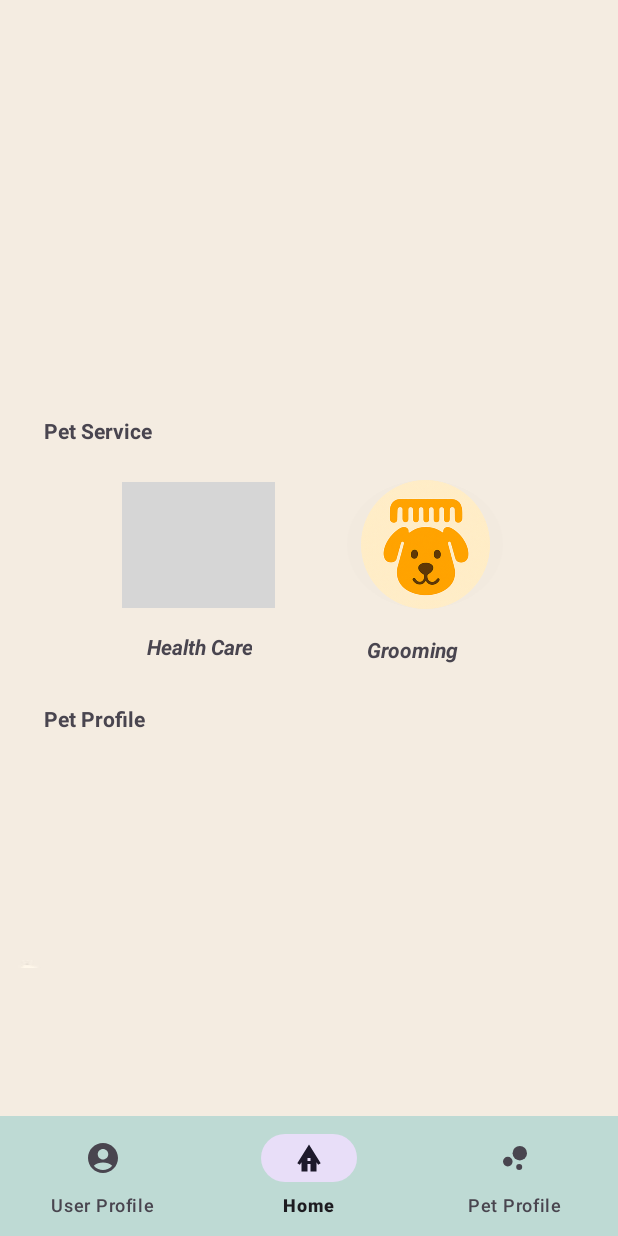
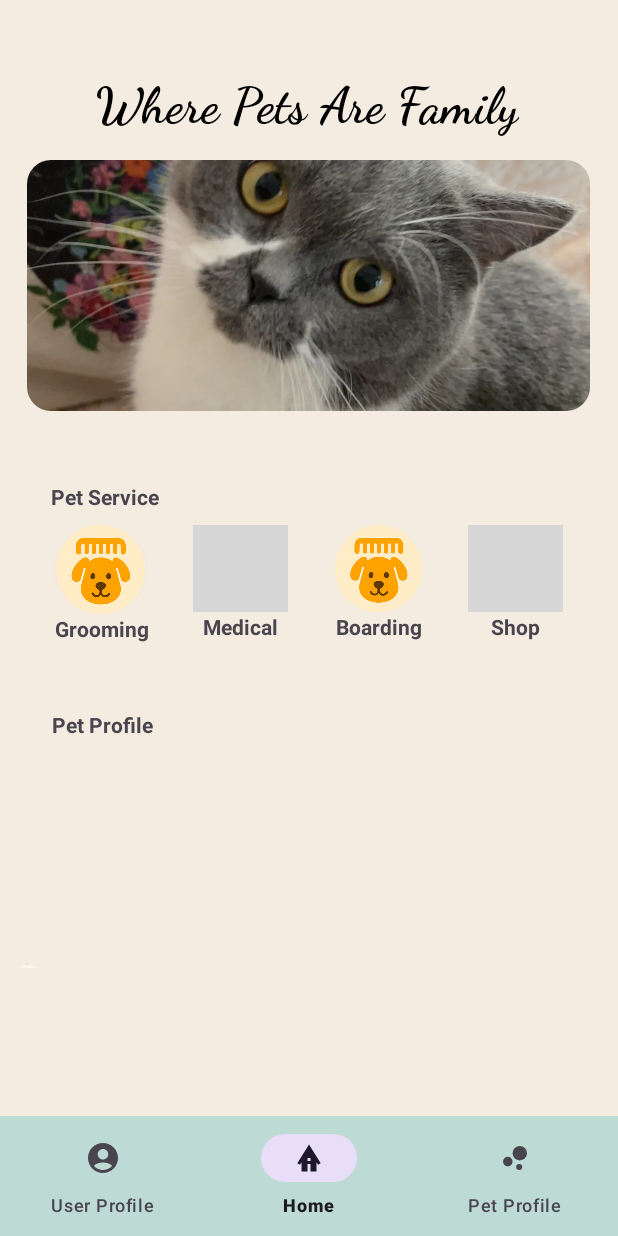
Before and after one commit to MaccaRinn/Mobile_app, an Android app: the screen it shows after launch (HomeActivity), on a phone screen of 412 x 824 dp. Run offline under Robolectric (Android 15) with nearby library versions, the phone set to English and light mode, and no system bars; our stand-ins replace Firebase (no records; nobody signed in at launch, a user with empty details on screens opened directly); grey boxes are pictures that could not be loaded.

Commit message:
fix fragment_home + add activity_grooming

```diff
--- a/app/src/main/res/layout/fragment_home.xml
+++ b/app/src/main/res/layout/fragment_home.xml
@@ -12,14 +12,159 @@
         android:layout_height="match_parent">
 
         <TextView
+            android:id="@+id/toolbar_title"
+            android:layout_width="wrap_content"
+            android:layout_height="wrap_content"
+            android:layout_gravity="center"
+            android:layout_marginTop="4dp"
+            android:fontFamily="cursive"
+            android:text="Where Pets Are Family"
+            android:textColor="@android:color/black"
+            android:textSize="33sp"
+            android:textStyle="bold"
+            app:layout_constraintEnd_toEndOf="parent"
+            app:layout_constraintHorizontal_bias="0.496"
+            app:layout_constraintStart_toStartOf="parent"
+            app:layout_constraintTop_toTopOf="parent" />
+
+        <ViewFlipper
+            android:id="@+id/viewFlipper"
+            android:layout_width="375dp"
+            android:layout_height="167dp"
+            android:layout_marginTop="16dp"
+            android:autoStart="true"
+            android:background="@drawable/rounded_background"
+            android:clipToOutline="true"
+            android:flipInterval="5000"
+            android:inAnimation="@android:anim/fade_in"
+            android:outAnimation="@android:anim/slide_in_left"
+            app:layout_constraintEnd_toEndOf="parent"
+            app:layout_constraintStart_toStartOf="parent"
+            app:layout_constraintTop_toBottomOf="@+id/toolbar_title">
+
+            <ImageView
+                android:layout_width="match_parent"
+                android:layout_height="164dp"
+                android:scaleType="centerCrop"
+                android:src="@drawable/bong" />
+
+            <ImageView
+                android:layout_width="match_parent"
+                android:layout_height="match_parent"
+                android:scaleType="centerCrop"
+                android:src="@drawable/miu" />
+
+            <ImageView
+                android:layout_width="match_parent"
+                android:layout_height="match_parent"
+                android:scaleType="centerCrop"
+                android:src="@drawable/bi" />
+
+        </ViewFlipper>
+
+
+        <ImageButton
+            android:id="@+id/btn_grooming"
+            android:layout_width="63dp"
+            android:layout_height="59dp"
+            android:layout_marginTop="76dp"
+            android:background="@drawable/circle_background"
+            android:scaleType="centerInside"
+            app:layout_constraintEnd_toStartOf="@+id/btn_healthcare"
+            app:layout_constraintStart_toStartOf="parent"
+            app:layout_constraintTop_toBottomOf="@id/viewFlipper"
+            app:srcCompat="@drawable/grooming" />
+
+        <ImageButton
+            android:id="@+id/btn_healthcare"
+            android:layout_width="63dp"
+            android:layout_height="58dp"
+            android:layout_marginTop="76dp"
+            android:background="@drawable/circle_background"
+            android:scaleType="centerInside"
+            app:layout_constraintEnd_toStartOf="@+id/btn_boarding"
+            app:layout_constraintStart_toEndOf="@id/btn_grooming"
+            app:layout_constraintTop_toBottomOf="@id/viewFlipper"
+            app:srcCompat="@drawable/care" />
+
+        <ImageButton
+            android:id="@+id/btn_boarding"
+            android:layout_width="59dp"
+            android:layout_height="58dp"
+            android:layout_marginTop="76dp"
+            android:background="@drawable/circle_background"
+            android:scaleType="centerInside"
+            app:layout_constraintEnd_toStartOf="@+id/btn_service_shop"
+            app:layout_constraintStart_toEndOf="@id/btn_healthcare"
+            app:layout_constraintTop_toBottomOf="@id/viewFlipper"
+            app:srcCompat="@drawable/grooming" />
+
+        <ImageButton
+            android:id="@+id/btn_service_shop"
+            android:layout_width="63dp"
+            android:layout_height="58dp"
+            android:layout_marginTop="76dp"
+            android:background="@drawable/circle_background"
+            android:scaleType="centerInside"
+            app:layout_constraintEnd_toEndOf="parent"
+            app:layout_constraintStart_toEndOf="@id/btn_boarding"
+            app:layout_constraintTop_toBottomOf="@id/viewFlipper"
+            app:srcCompat="@drawable/care" />
+
+        <TextView
+            android:id="@+id/textView5"
+            android:layout_width="wrap_content"
+            android:layout_height="wrap_content"
+            android:text="Grooming"
+            android:textAlignment="center"
+            android:textStyle="bold"
+            app:layout_constraintEnd_toEndOf="@id/btn_grooming"
+            app:layout_constraintStart_toStartOf="@id/btn_grooming"
+            app:layout_constraintTop_toBottomOf="@id/btn_grooming" />
+
+        <TextView
+            android:id="@+id/textView_healthcare"
+            android:layout_width="55dp"
+            android:layout_height="21dp"
+            android:text="Medical"
+            android:textAlignment="center"
+            android:textStyle="bold"
+            app:layout_constraintEnd_toEndOf="@id/btn_healthcare"
+            app:layout_constraintStart_toStartOf="@id/btn_healthcare"
+            app:layout_constraintTop_toBottomOf="@id/btn_healthcare" />
+
+        <TextView
+            android:id="@+id/textView_boarding"
+            android:layout_width="wrap_content"
+            android:layout_height="wrap_content"
+            android:text="Boarding"
+            android:textAlignment="center"
+            android:textStyle="bold"
+            app:layout_constraintEnd_toEndOf="@id/btn_boarding"
+            app:layout_constraintStart_toStartOf="@id/btn_boarding"
+            app:layout_constraintTop_toBottomOf="@id/btn_boarding" />
+
+        <TextView
+            android:id="@+id/textView_service_shop"
+            android:layout_width="77dp"
+            android:layout_height="21dp"
+            android:text="Shop"
+            android:textAlignment="center"
+            android:textStyle="bold"
+            app:layout_constraintEnd_toEndOf="@id/btn_service_shop"
+            app:layout_constraintStart_toStartOf="@id/btn_service_shop"
+            app:layout_constraintTop_toBottomOf="@id/btn_service_shop" />
+
+
+        <TextView
             android:id="@+id/textView4"
             android:layout_width="wrap_content"
             android:layout_height="wrap_content"
-            android:layout_marginTop="424dp"
+            android:layout_marginTop="428dp"
             android:text="Pet Profile"
             android:textStyle="bold"
             app:layout_constraintEnd_toEndOf="parent"
-            app:layout_constraintHorizontal_bias="0.072"
+            app:layout_constraintHorizontal_bias="0.089"
             app:layout_constraintStart_toStartOf="parent"
             app:layout_constraintTop_toTopOf="parent" />
 
@@ -27,82 +172,14 @@
             android:id="@+id/textView3"
             android:layout_width="wrap_content"
             android:layout_height="wrap_content"
-            android:layout_marginTop="232dp"
+            android:layout_marginTop="276dp"
             android:text="Pet Service"
             android:textStyle="bold"
             app:layout_constraintEnd_toEndOf="parent"
-            app:layout_constraintHorizontal_bias="0.073"
+            app:layout_constraintHorizontal_bias="0.087"
             app:layout_constraintStart_toStartOf="parent"
             app:layout_constraintTop_toTopOf="parent" />
 
-        <ImageButton
-            android:id="@+id/imgBtnCare"
-            android:layout_width="102dp"
-            android:layout_height="84dp"
-            android:layout_marginStart="76dp"
-            android:background="@drawable/circle_background"
-            android:scaleType="centerInside"
-            android:src="@drawable/care"
-            app:layout_constraintBottom_toBottomOf="parent"
-            app:layout_constraintStart_toStartOf="parent"
-            app:layout_constraintTop_toBottomOf="@+id/textView3"
-            app:layout_constraintVertical_bias="0.093" />
-
-        <ImageButton
-            android:id="@+id/imgBtnGro"
-            android:layout_width="104dp"
-            android:layout_height="86dp"
-            android:layout_marginStart="32dp"
-            android:background="@drawable/circle_background"
-            android:scaleType="centerInside"
-            android:src="@drawable/grooming"
-            app:layout_constraintBottom_toBottomOf="parent"
-            app:layout_constraintEnd_toEndOf="parent"
-            app:layout_constraintHorizontal_bias="0.185"
-            app:layout_constraintStart_toEndOf="@+id/imgBtnCare"
-            app:layout_constraintTop_toBottomOf="@+id/textView3"
-            app:layout_constraintVertical_bias="0.088" />
-
-        <TextView
-            android:id="@+id/textView5"
-            android:layout_width="wrap_content"
-            android:layout_height="wrap_content"
-            android:layout_marginStart="92dp"
-            android:layout_marginTop="16dp"
-            android:gravity="center"
-            android:text="Health Care"
-            android:textStyle="bold|italic"
-            app:layout_constraintStart_toStartOf="parent"
-            app:layout_constraintTop_toBottomOf="@+id/imgBtnCare" />
-
-        <TextView
-            android:id="@+id/textView8"
-            android:layout_width="77dp"
-            android:layout_height="22dp"
-            android:layout_marginStart="76dp"
-            android:layout_marginTop="16dp"
-            android:layout_marginEnd="92dp"
-            android:gravity="center"
-            android:text="Grooming"
-            android:textStyle="bold|italic"
-            app:layout_constraintEnd_toEndOf="parent"
-            app:layout_constraintHorizontal_bias="1.0"
-            app:layout_constraintStart_toEndOf="@+id/textView5"
-            app:layout_constraintTop_toBottomOf="@+id/imgBtnGro" />
-
-        <androidx.recyclerview.widget.RecyclerView
-            android:id="@+id/recyclePetView"
-            android:layout_width="360dp"
-            android:layout_height="240dp"
-            android:layout_marginStart="1dp"
-            android:layout_marginEnd="1dp"
-            android:layout_marginBottom="2dp"
-            app:layout_constraintBottom_toBottomOf="parent"
-            app:layout_constraintEnd_toEndOf="parent"
-            app:layout_constraintHorizontal_bias="0.489"
-            app:layout_constraintStart_toStartOf="parent"
-            app:layout_constraintTop_toBottomOf="@+id/textView4"
-            app:layout_constraintVertical_bias="0.282" />
 
     </androidx.constraintlayout.widget.ConstraintLayout>
 </FrameLayout>
```
Also changed, not shown: app/src/main/java/com/example/dr_pet/grooming.java (added, +24 -0 lines), app/src/main/res/layout/activity_grooming.xml (added, +122 -0 lines).
